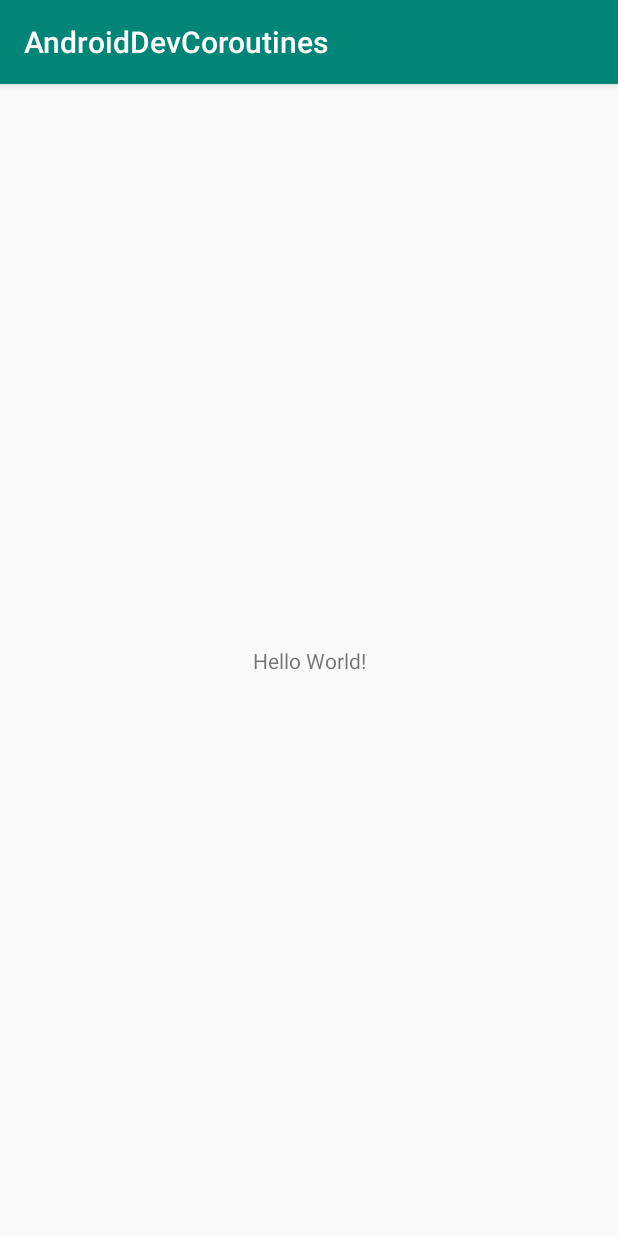
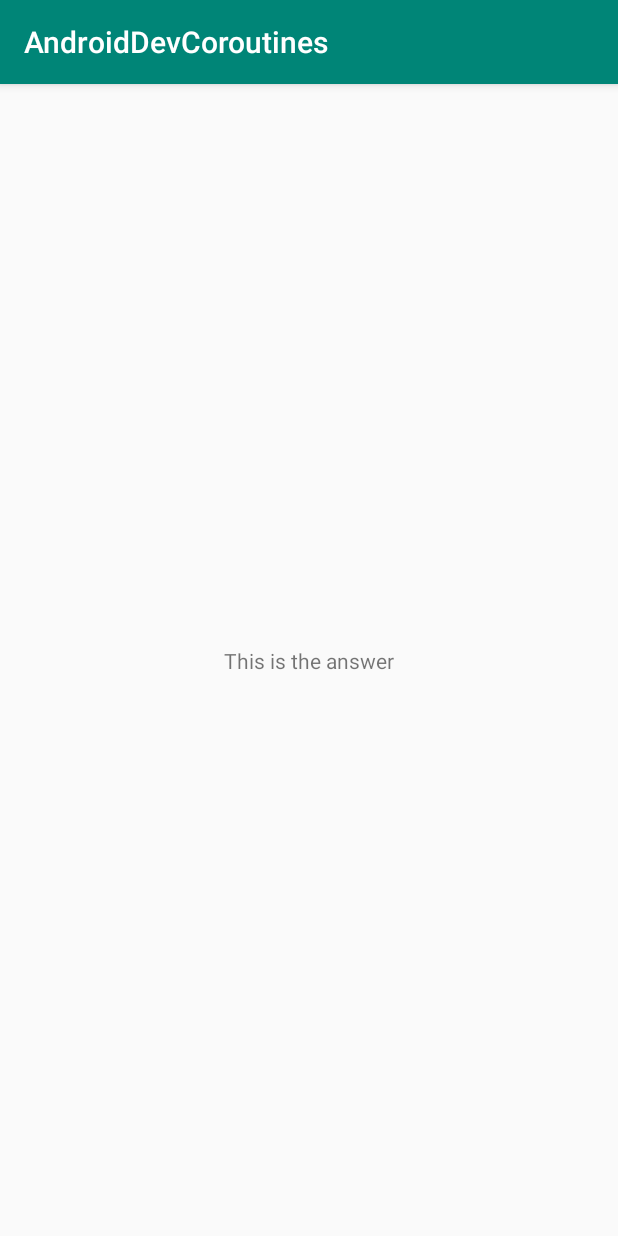
Before and after one commit to MkItSimple/AndroidDevCoroutines, an Android app: the screen it shows after launch (MainActivity), on a phone screen of 412 x 824 dp. Run offline under Robolectric (Android 15) with nearby library versions, the phone set to English and light mode, and no system bars.

```diff
--- a/app/src/main/java/com/example/androiddevcoroutines/MainActivity.kt
+++ b/app/src/main/java/com/example/androiddevcoroutines/MainActivity.kt
@@ -3,9 +3,8 @@ package com.example.androiddevcoroutines
 import androidx.appcompat.app.AppCompatActivity
 import android.os.Bundle
 import android.util.Log
-import kotlinx.coroutines.GlobalScope
-import kotlinx.coroutines.delay
-import kotlinx.coroutines.launch
+import kotlinx.android.synthetic.main.activity_main.*
+import kotlinx.coroutines.*
 
 class MainActivity : AppCompatActivity() {
 
@@ -15,21 +14,27 @@ class MainActivity : AppCompatActivity() {
         super.onCreate(savedInstanceState)
         setContentView(R.layout.activity_main)
 
-        GlobalScope.launch {
-            val networkCallAnswer = doNetworkCall()
-            val networkCallAnswer2 = doNetworkCall2()
-            Log.d(TAG, networkCallAnswer)
-            Log.d(TAG, networkCallAnswer2)
+        // Main, IO, Default, Unconfined, newSingleThreadContext
+        // You can only change the UI in the Main thread
+        // IO used for all kinds of data operations. . . network, database, or writing to files
+        // Default if you are planning on doing complex and long running calculations that will  block the main thread
+        // Default Ex. if you want to sort 10,000 elements
+        // Dispatchers.Unconfined is not confined to specific threads
+        // .launch(newSingleThreadContext("MyThread")) will start a new thread . . and run the coroutine in that new created thread
+
+        // Switching Threads
+        GlobalScope.launch(Dispatchers.IO) {
+            Log.d(TAG, "Starting coroutine in thread ${Thread.currentThread().name}")
+            val answer = doNetworkCall()
+            withContext(Dispatchers.Main){
+                Log.d(TAG, "Setting text in thread ${Thread.currentThread().name}")
+                tvDummy.text = answer
+            }
         }
     }
 
     suspend fun doNetworkCall(): String {
-        delay(5000L)
+        delay(3000L)
         return "This is the answer"
     }
-
-    suspend fun doNetworkCall2(): String {
-        delay(5000L)
-        return "This is the answer 2"
-    }
 }
--- a/app/src/main/res/layout/activity_main.xml
+++ b/app/src/main/res/layout/activity_main.xml
@@ -7,9 +7,10 @@
     tools:context=".MainActivity">
 
     <TextView
+        android:id="@+id/tvDummy"
         android:layout_width="wrap_content"
         android:layout_height="wrap_content"
-        android:text="Hello World!"
+        android:text="Dummy"
         app:layout_constraintBottom_toBottomOf="parent"
         app:layout_constraintLeft_toLeftOf="parent"
         app:layout_constraintRight_toRightOf="parent"
```
